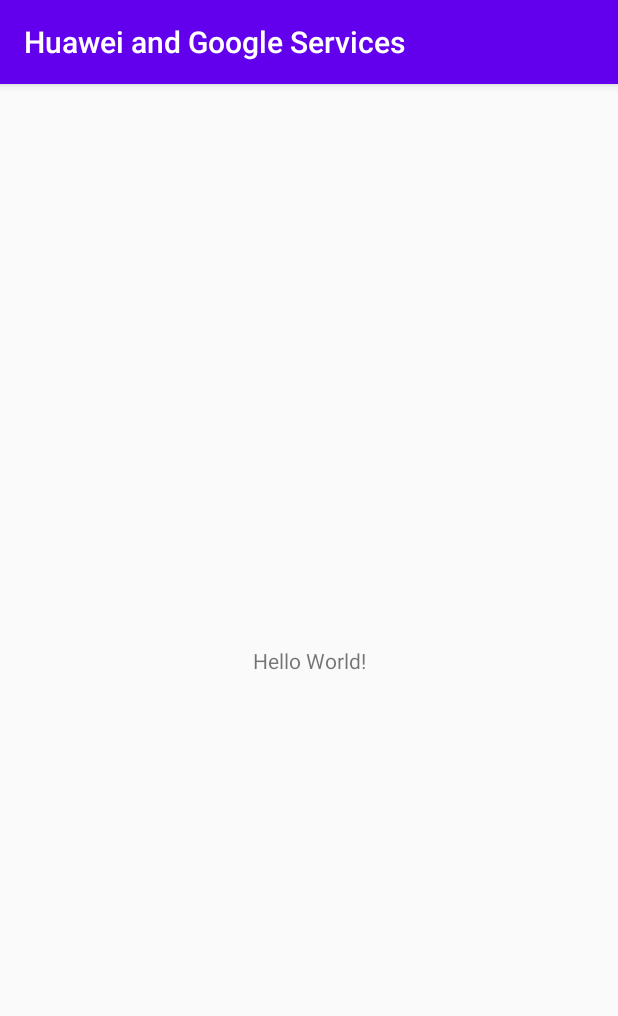
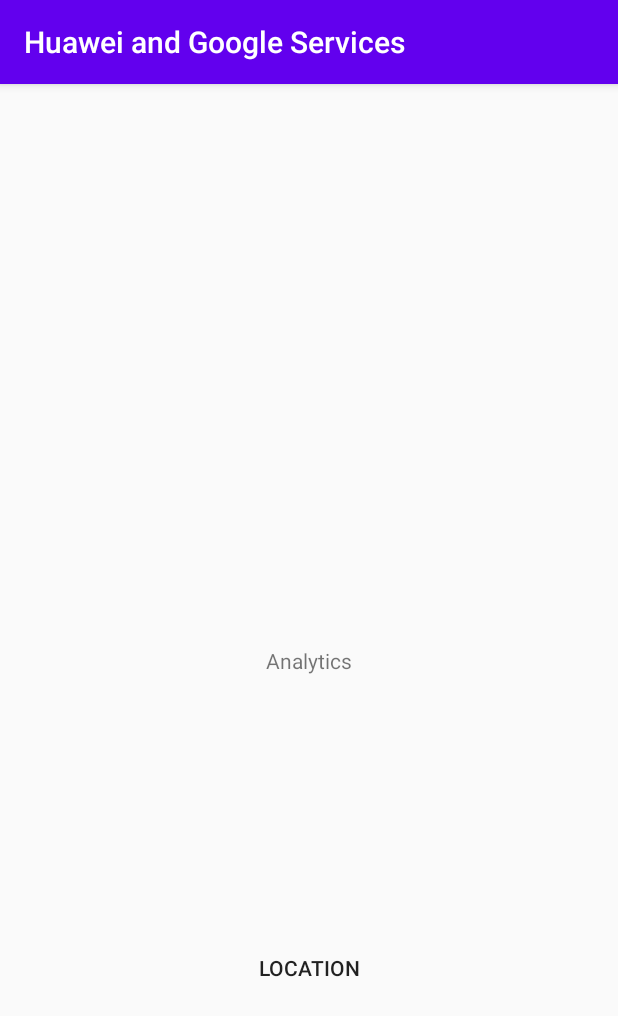
Before and after one commit to MobileUpLLC/huawei_and_google_services, an Android app: the screen it shows after launch (MainActivity), on a phone screen of 412 x 824 dp. Shown: the top 1016 px of the screen. Run offline under Robolectric (Android 15) with nearby library versions, the phone set to English and light mode, and no system bars; 3 statements that could not run were skipped.

Commit message:
Create button for getting location in MainActivity.

```diff
--- a/app/src/main/res/layout/activity_main.xml
+++ b/app/src/main/res/layout/activity_main.xml
@@ -3,6 +3,7 @@
     xmlns:app="http://schemas.android.com/apk/res-auto"
     xmlns:tools="http://schemas.android.com/tools"
     android:layout_width="match_parent"
+    android:id="@+id/root"
     android:layout_height="match_parent"
     tools:context=".ui.MainActivity">
 
@@ -12,10 +13,22 @@
         android:background="?selectableItemBackground"
         android:layout_width="wrap_content"
         android:layout_height="wrap_content"
-        android:text="Hello World!"
+        android:text="Analytics"
         app:layout_constraintBottom_toBottomOf="parent"
         app:layout_constraintLeft_toLeftOf="parent"
         app:layout_constraintRight_toRightOf="parent"
         app:layout_constraintTop_toTopOf="parent" />
 
+    <Button
+        android:padding="16dp"
+        android:id="@+id/locationButton"
+        android:background="?selectableItemBackground"
+        android:layout_width="wrap_content"
+        android:layout_height="wrap_content"
+        android:text="Location"
+        app:layout_constraintBottom_toBottomOf="parent"
+        app:layout_constraintLeft_toLeftOf="parent"
+        app:layout_constraintRight_toRightOf="parent"
+        app:layout_constraintTop_toBottomOf="@id/textView"/>
+
 </androidx.constraintlayout.widget.ConstraintLayout>
```
